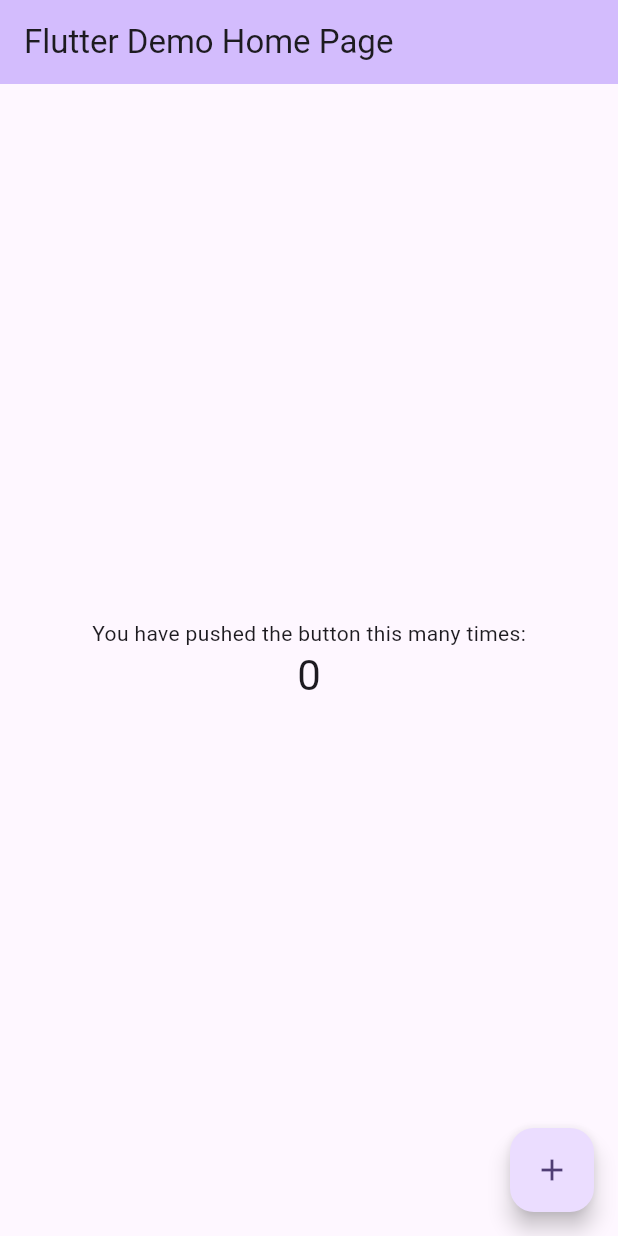
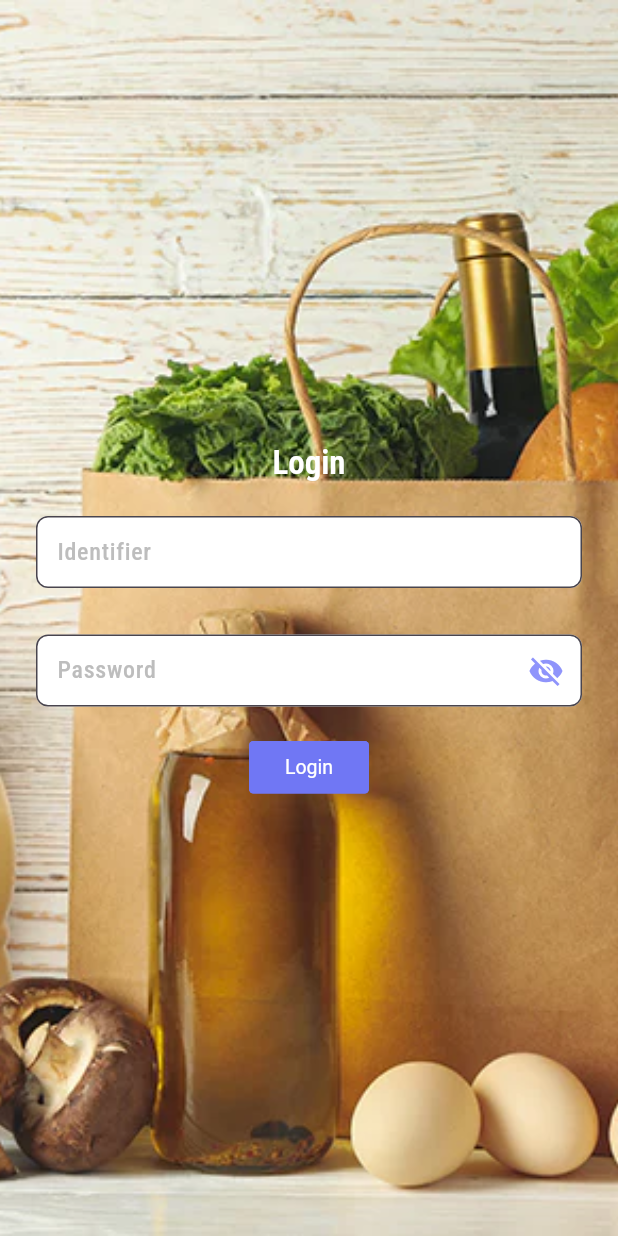
Before and after one commit to Sumaiya-Mollika/ezy_shop, a Flutter app: the screen it shows after launch, on a phone screen of 412 x 824 dp. Run offline on Flutter 3.47's test engine with Material 3 defaults, Android fonts, the phone set to English and light mode, and no system bars; drawn by our look-alikes of getwidget; our stand-ins replace connectivity_plus, dio, get, get_storage, google_fonts.

Commit message:
login ui

```diff
--- a/lib/app/components/text_field_component.dart
+++ b/lib/app/components/text_field_component.dart
@@ -82,6 +82,11 @@ class _TextFieldComponentState extends State<TextFieldComponent> {
         obscureText: widget.isPasswordField == true ? _fieldVisibility : false,
         textInputAction: widget.textInputAction,
         decoration: InputDecoration(
+          filled: true,
+          fillColor: AppColors.kWhiteColor,
+           border: OutlineInputBorder(
+                        borderRadius: BorderRadius.circular(8.0),
+                      ),
           hintText: widget.hint ?? "",
           hintStyle: const TextStyle(
             color: AppColors.hintColor,
@@ -89,7 +94,7 @@ class _TextFieldComponentState extends State<TextFieldComponent> {
             fontSize: TextSize.textSmallFontSize,
           ),
           errorMaxLines: 3,
-          border: InputBorder.none,
+          // border: InputBorder.none,
           contentPadding: const EdgeInsets.symmetric(horizontal: 10),
           suffixIcon: widget.isPasswordField == true
               ? GestureDetector(
--- /dev/null
+++ b/lib/app/controllers/auth_controller.dart
@@ -0,0 +1,7 @@
+import 'package:get/get.dart';
+import 'package:get_storage/get_storage.dart';
+
+class AuthController extends GetxController{
+  var isLoading = false.obs; var userName = ''.obs; final storage = GetStorage();
+  void login(){}
+}
--- /dev/null
+++ b/lib/app/views/login_screen.dart
@@ -0,0 +1,71 @@
+import 'package:ezy_shop/app/components/text_component.dart';
+import 'package:ezy_shop/app/components/text_field_component.dart';
+import 'package:ezy_shop/app/controllers/auth_controller.dart';
+import 'package:ezy_shop/app/utils/style.dart';
+import 'package:ezy_shop/gen/assets.gen.dart';
+import 'package:flutter/material.dart';
+import 'package:get/get.dart';
+import 'package:getwidget/getwidget.dart';
+
+class LoginScreen extends StatelessWidget {
+  final authController = Get.put(AuthController());
+  final TextEditingController identifierController = TextEditingController();
+  final TextEditingController passwordController = TextEditingController();
+
+  LoginScreen({super.key});
+
+  @override
+  Widget build(BuildContext context) {
+    return Scaffold(
+      body: Stack(
+        children: [
+          // Background image
+          Container(
+            decoration: BoxDecoration(
+              image: DecorationImage(
+                image: AssetImage(Assets.images.background.path),
+                fit: BoxFit.cover,
+              ),
+            ),
+          ),
+          // Login form
+          Center(
+            child: SingleChildScrollView(
+              padding: EdgeInsets.all(16.0),
+              child: Column(
+                spacing: 15,
+                mainAxisAlignment: MainAxisAlignment.center,
+                children: [
+                  TextComponent(
+                    'Login',
+                    fontWeight: AppFontWeight.titleFontWeight,
+                    fontSize: TextSize.titleFontSize,
+                    color: AppColors.kWhiteColor,
+                  ),
+                  TextFieldComponent(
+                    onChanged: (String? identifier) {},
+                    hint: 'Identifier',
+                  ),
+                  TextFieldComponent(
+                    onChanged: (String? password) {},
+                    hint: 'Password',
+                    isPasswordField: true,
+                  ),
+                  Obx(() {
+                    return authController.isLoading.value
+                        ? CircularProgressIndicator()
+                        : GFButton(
+                            onPressed: () {},
+                            text: "Login",
+                            color: AppColors.primaryColor,
+                          );
+                  }),
+                ],
+              ),
+            ),
+          ),
+        ],
+      ),
+    );
+  }
+}
--- a/lib/main.dart
+++ b/lib/main.dart
@@ -1,4 +1,6 @@
+import 'package:ezy_shop/app/views/login_screen.dart';
 import 'package:flutter/material.dart';
+import 'package:get/get.dart';
 
 void main() {
   runApp(const MyApp());
@@ -7,119 +9,17 @@
 class MyApp extends StatelessWidget {
   const MyApp({super.key});
 
-  // This widget is the root of your application.
   @override
   Widget build(BuildContext context) {
-    return MaterialApp(
+    return GetMaterialApp(
+      debugShowCheckedModeBanner: false,
       title: 'Flutter Demo',
       theme: ThemeData(
-        // This is the theme of your application.
-        //
-        // TRY THIS: Try running your application with "flutter run". You'll see
-        // the application has a purple toolbar. Then, without quitting the app,
-        // try changing the seedColor in the colorScheme below to Colors.green
-        // and then invoke "hot reload" (save your changes or press the "hot
-        // reload" button in a Flutter-supported IDE, or press "r" if you used
-        // the command line to start the app).
-        //
-        // Notice that the counter didn't reset back to zero; the application
-        // state is not lost during the reload. To reset the state, use hot
-        // restart instead.
-        //
-        // This works for code too, not just values: Most code changes can be
-        // tested with just a hot reload.
+
         colorScheme: ColorScheme.fromSeed(seedColor: Colors.deepPurple),
         useMaterial3: true,
       ),
-      home: const MyHomePage(title: 'Flutter Demo Home Page'),
+      home:  LoginScreen(),
     );
   }
 }
-
-class MyHomePage extends StatefulWidget {
-  const MyHomePage({super.key, required this.title});
-
-  // This widget is the home page of your application. It is stateful, meaning
-  // that it has a State object (defined below) that contains fields that affect
-  // how it looks.
-
-  // This class is the configuration for the state. It holds the values (in this
-  // case the title) provided by the parent (in this case the App widget) and
-  // used by the build method of the State. Fields in a Widget subclass are
-  // always marked "final".
-
-  final String title;
-
-  @override
-  State<MyHomePage> createState() => _MyHomePageState();
-}
-
-class _MyHomePageState extends State<MyHomePage> {
-  int _counter = 0;
-
-  void _incrementCounter() {
-    setState(() {
-      // This call to setState tells the Flutter framework that something has
-      // changed in this State, which causes it to rerun the build method below
-      // so that the display can reflect the updated values. If we changed
-      // _counter without calling setState(), then the build method would not be
-      // called again, and so nothing would appear to happen.
-      _counter++;
-    });
-  }
-
-  @override
-  Widget build(BuildContext context) {
-    // This method is rerun every time setState is called, for instance as done
-    // by the _incrementCounter method above.
-    //
-    // The Flutter framework has been optimized to make rerunning build methods
-    // fast, so that you can just rebuild anything that needs updating rather
-    // than having to individually change instances of widgets.
-    return Scaffold(
-      appBar: AppBar(
-        // TRY THIS: Try changing the color here to a specific color (to
-        // Colors.amber, perhaps?) and trigger a hot reload to see the AppBar
-        // change color while the other colors stay the same.
-        backgroundColor: Theme.of(context).colorScheme.inversePrimary,
-        // Here we take the value from the MyHomePage object that was created by
-        // the App.build method, and use it to set our appbar title.
-        title: Text(widget.title),
-      ),
-      body: Center(
-        // Center is a layout widget. It takes a single child and positions it
-        // in the middle of the parent.
-        child: Column(
-          // Column is also a layout widget. It takes a list of children and
-          // arranges them vertically. By default, it sizes itself to fit its
-          // children horizontally, and tries to be as tall as its parent.
-          //
-          // Column has various properties to control how it sizes itself and
-          // how it positions its children. Here we use mainAxisAlignment to
-          // center the children vertically; the main axis here is the vertical
-          // axis because Columns are vertical (the cross axis would be
-          // horizontal).
-          //
-          // TRY THIS: Invoke "debug painting" (choose the "Toggle Debug Paint"
-          // action in the IDE, or press "p" in the console), to see the
-          // wireframe for each widget.
-          mainAxisAlignment: MainAxisAlignment.center,
-          children: <Widget>[
-            const Text(
-              'You have pushed the button this many times:',
-            ),
-            Text(
-              '$_counter',
-              style: Theme.of(context).textTheme.headlineMedium,
-            ),
-          ],
-        ),
-      ),
-      floatingActionButton: FloatingActionButton(
-        onPressed: _incrementCounter,
-        tooltip: 'Increment',
-        child: const Icon(Icons.add),
-      ), // This trailing comma makes auto-formatting nicer for build methods.
-    );
-  }
-}
```
Also changed, not shown: lib/gen/assets.gen.dart (added, +108 -0 lines), pubspec.yaml (+6 -3 lines), assets/images/background.webp (added), pubspec.lock.
